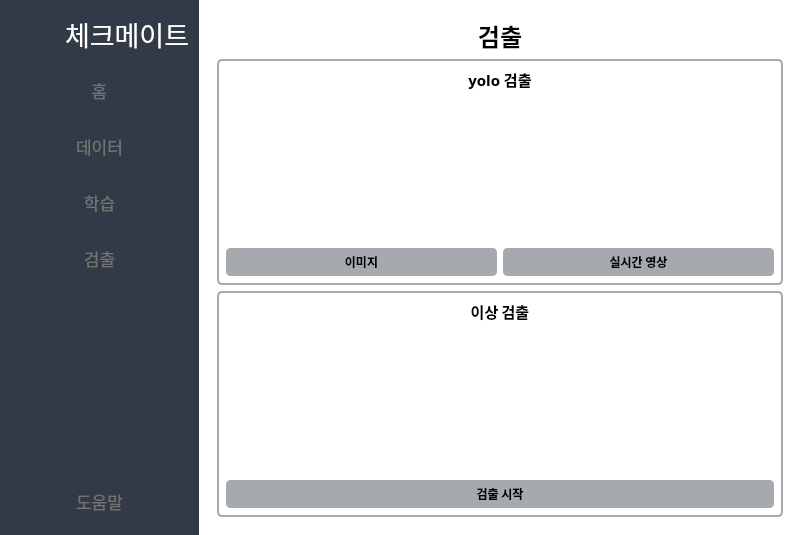
The window that gui/main_window.ui (Meawcat/CheckMate) describes before a commit, drawn with Qt 5.
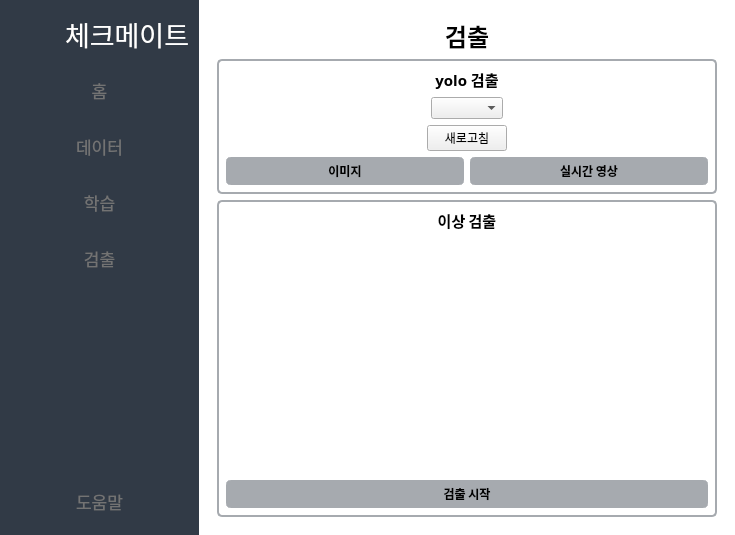
The same window after the commit. Icons and pictures are not drawn.

```diff
--- a/gui/main_window.ui
+++ b/gui/main_window.ui
@@ -6,7 +6,7 @@
    <rect>
     <x>0</x>
     <y>0</y>
-    <width>801</width>
+    <width>735</width>
     <height>535</height>
    </rect>
   </property>
@@ -561,7 +561,7 @@
           <layout class="QGridLayout" name="gridLayout_11">
            <item row="0" column="0">
             <layout class="QGridLayout" name="gridLayout_10">
-             <item row="0" column="0">
+             <item row="1" column="0">
               <widget class="QLabel" name="label_3">
                <property name="font">
                 <font>
@@ -579,7 +579,70 @@
                </property>
               </widget>
              </item>
-             <item row="1" column="0">
+             <item row="3" column="0">
+              <widget class="QWidget" name="anomaly_detect_widget" native="true">
+               <property name="styleSheet">
+                <string notr="true">#anomaly_detect_widget{
+	border: 2px solid#a6aaaf;
+	border-radius: 5px;
+}</string>
+               </property>
+               <layout class="QGridLayout" name="gridLayout_9">
+                <item row="2" column="0">
+                 <spacer name="verticalSpacer_3">
+                  <property name="orientation">
+                   <enum>Qt::Vertical</enum>
+                  </property>
+                  <property name="sizeHint" stdset="0">
+                   <size>
+                    <width>20</width>
+                    <height>147</height>
+                   </size>
+                  </property>
+                 </spacer>
+                </item>
+                <item row="3" column="0">
+                 <widget class="QPushButton" name="anomaly_detect_start_button">
+                  <property name="font">
+                   <font>
+                    <family>맑은 고딕</family>
+                    <weight>75</weight>
+                    <bold>true</bold>
+                   </font>
+                  </property>
+                  <property name="styleSheet">
+                   <string notr="true">border: 4px solid#a6aaaf;
+border-radius: 5px;
+padding: 1px 5px;
+background-color: #a6aaaf;</string>
+                  </property>
+                  <property name="text">
+                   <string>검출 시작</string>
+                  </property>
+                 </widget>
+                </item>
+                <item row="0" column="0">
+                 <widget class="QLabel" name="label_5">
+                  <property name="font">
+                   <font>
+                    <family>맑은 고딕</family>
+                    <pointsize>11</pointsize>
+                    <weight>75</weight>
+                    <bold>true</bold>
+                   </font>
+                  </property>
+                  <property name="text">
+                   <string>이상 검출</string>
+                  </property>
+                  <property name="alignment">
+                   <set>Qt::AlignCenter</set>
+                  </property>
+                 </widget>
+                </item>
+               </layout>
+              </widget>
+             </item>
+             <item row="2" column="0">
               <widget class="QWidget" name="yolo_detect_widget" native="true">
                <property name="styleSheet">
                 <string notr="true">#yolo_detect_widget{
@@ -589,6 +652,16 @@
 </string>
                </property>
                <layout class="QGridLayout" name="gridLayout_8">
+                <item row="2" column="0" alignment="Qt::AlignHCenter">
+                 <widget class="QComboBox" name="comboBox">
+                  <property name="maximumSize">
+                   <size>
+                    <width>200</width>
+                    <height>16777215</height>
+                   </size>
+                  </property>
+                 </widget>
+                </item>
                 <item row="0" column="0">
                  <widget class="QLabel" name="label_4">
                   <property name="font">
@@ -607,20 +680,7 @@
                   </property>
                  </widget>
                 </item>
-                <item row="1" column="0">
-                 <spacer name="verticalSpacer_2">
-                  <property name="orientation">
-                   <enum>Qt::Vertical</enum>
-                  </property>
-                  <property name="sizeHint" stdset="0">
-                   <size>
-                    <width>20</width>
-                    <height>146</height>
-                   </size>
-                  </property>
-                 </spacer>
-                </item>
-                <item row="2" column="0">
+                <item row="5" column="0">
                  <layout class="QHBoxLayout" name="horizontalLayout_2">
                   <item>
                    <widget class="QPushButton" name="detect_image_button">
@@ -666,66 +726,10 @@
                   </item>
                  </layout>
                 </item>
-               </layout>
-              </widget>
-             </item>
-             <item row="2" column="0">
-              <widget class="QWidget" name="anomaly_detect_widget" native="true">
-               <property name="styleSheet">
-                <string notr="true">#anomaly_detect_widget{
-	border: 2px solid#a6aaaf;
-	border-radius: 5px;
-}</string>
-               </property>
-               <layout class="QGridLayout" name="gridLayout_9">
-                <item row="0" column="0">
-                 <widget class="QLabel" name="label_5">
-                  <property name="font">
-                   <font>
-                    <family>맑은 고딕</family>
-                    <pointsize>11</pointsize>
-                    <weight>75</weight>
-                    <bold>true</bold>
-                   </font>
-                  </property>
+                <item row="3" column="0" alignment="Qt::AlignHCenter">
+                 <widget class="QPushButton" name="refresh">
                   <property name="text">
-                   <string>이상 검출</string>
-                  </property>
-                  <property name="alignment">
-                   <set>Qt::AlignCenter</set>
-                  </property>
-                 </widget>
-                </item>
-                <item row="1" column="0">
-                 <spacer name="verticalSpacer_3">
-                  <property name="orientation">
-                   <enum>Qt::Vertical</enum>
-                  </property>
-                  <property name="sizeHint" stdset="0">
-                   <size>
-                    <width>20</width>
-                    <height>147</height>
-                   </size>
-                  </property>
-                 </spacer>
-                </item>
-                <item row="2" column="0">
-                 <widget class="QPushButton" name="anomaly_detect_start_button">
-                  <property name="font">
-                   <font>
-                    <family>맑은 고딕</family>
-                    <weight>75</weight>
-                    <bold>true</bold>
-                   </font>
-                  </property>
-                  <property name="styleSheet">
-                   <string notr="true">border: 4px solid#a6aaaf;
-border-radius: 5px;
-padding: 1px 5px;
-background-color: #a6aaaf;</string>
-                  </property>
-                  <property name="text">
-                   <string>검출 시작</string>
+                   <string>새로고침</string>
                   </property>
                  </widget>
                 </item>
```
Left out of the diff: 12 changed lines with no effect on the pictures.
